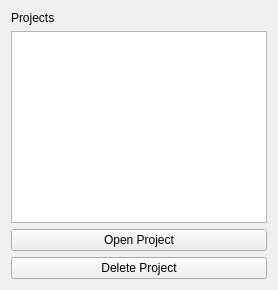
The window that MVP/View/UI/SavedProjects.ui (Shredder1603/MuseEase) describes before a commit, drawn with Qt 5.
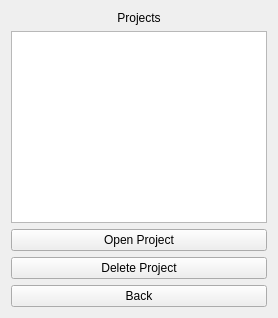
The same window after the commit.

Commit message: Add Tutorial Button + Back Button on Saved Projects

```diff
--- a/MVP/View/UI/SavedProjects.ui
+++ b/MVP/View/UI/SavedProjects.ui
@@ -11,6 +11,9 @@
      <property name="text">
       <string>Projects</string>
      </property>
+     <property name="alignment">
+      <set>Qt::AlignCenter</set>
+     </property>
     </widget>
    </item>
    <item>
@@ -34,6 +37,13 @@
      </property>
     </widget>
    </item>
+   <item>
+    <widget class="QPushButton" name="backButton">
+     <property name="text">
+      <string>Back</string>
+     </property>
+    </widget>
+   </item>
   </layout>
  </widget>
 </ui>
```
The commit also changes 7 other files.
